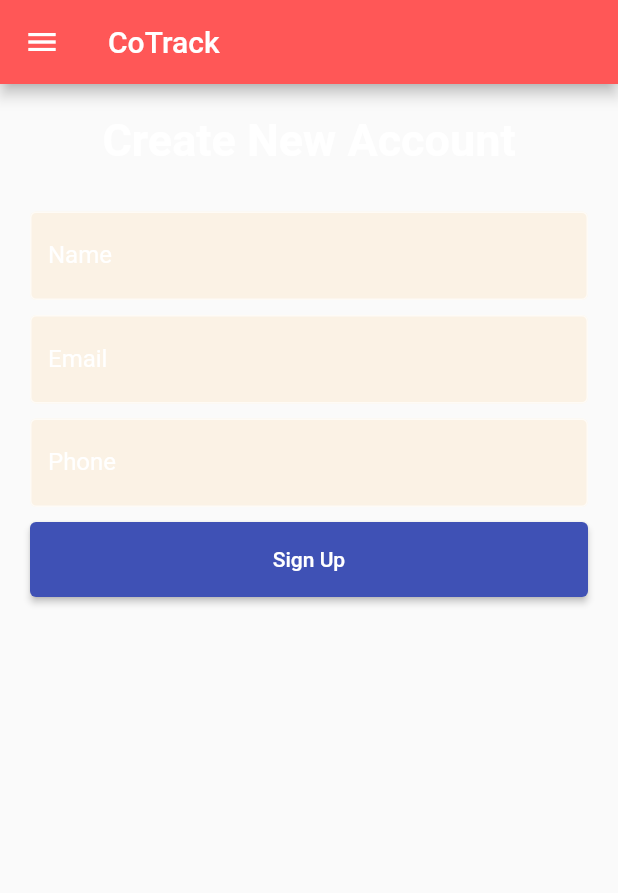
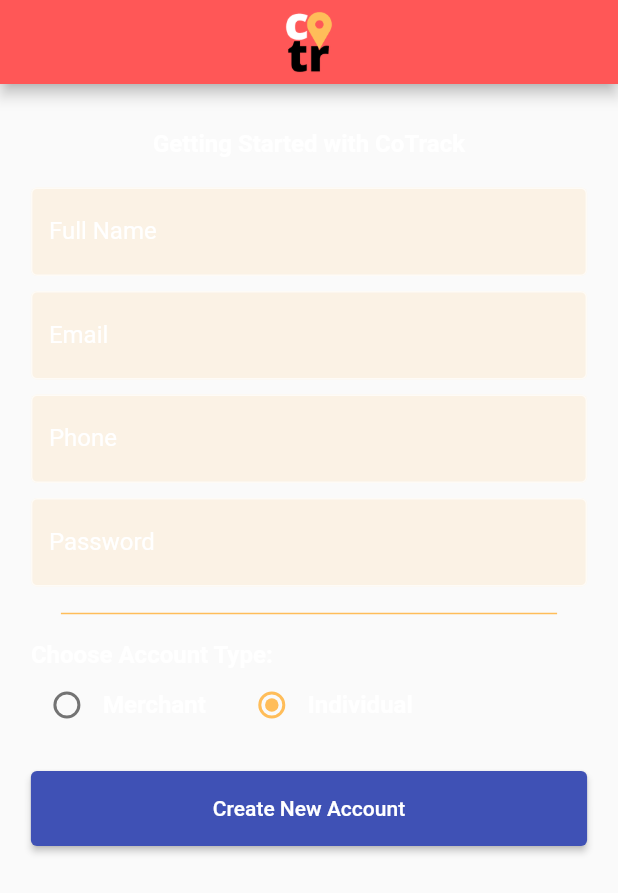
Before and after one commit to gokulraj01/cotrack_app, a Flutter app: the SignUpBody screen opened directly, on a phone screen of 412 x 824 dp. Shown: the top 893 px of the screen. Run offline on Flutter 3.47's test engine with Material 2 defaults, Android fonts, the phone set to English and light mode, and no system bars; missing offline and left inert: qr_code_scanner.

Commit message:
new signup page layout

```diff
--- a/lib/signup.dart
+++ b/lib/signup.dart
@@ -1,18 +1,39 @@
+import 'dart:developer';
+
+import 'package:cotrack_app/signup_old.dart';
 import 'package:flutter/material.dart';
 import 'package:flutter/services.dart';
+var colPrim = Color(0xffff5757);
+var colAcc = Color(0xffffbd59);
+var colHint = Color(0xaaffffff);
 
+enum AccType {merchant, individual}
 
-void main() {
-  runApp(AppMain());
+void main(){
+  runApp(SignUp());
 }
 
-class AppMain extends StatelessWidget {
-  Widget build(BuildContext context){
+class SignUp extends StatelessWidget{
+  @override
+  Widget build(BuildContext context) {
     return MaterialApp(
-      title: 'CoTrack',
+      debugShowCheckedModeBanner: false,
+      home: SignUpBody(),
       theme: ThemeData(
-        primaryColor: Colors.indigo[900]),
-      home: SignUpBody()
+        primarySwatch: Colors.indigo,
+        primaryColor: colPrim,
+        textTheme: TextTheme(bodyText2: TextStyle(fontSize: 16, fontWeight: FontWeight.bold)),
+        // accentColor: colAcc,
+        // hintColor: colHint,
+        elevatedButtonTheme: ElevatedButtonThemeData(style: ElevatedButton.styleFrom(minimumSize: Size(double.infinity,50))),
+        inputDecorationTheme: InputDecorationTheme(
+          // labelStyle: TextStyle(color: Color(0xffffffff)),
+          focusedBorder: OutlineInputBorder(borderSide: BorderSide(color: colAcc, width: 3.0),),
+          border: OutlineInputBorder(),
+          // filled: true,
+          // fillColor: Color(0x22ffbd59)
+        )
+      ),
     );
   }
 }
@@ -23,67 +44,74 @@ class SignUpBody extends StatefulWidget{
 }
 
 class SignUpBodyState extends State<SignUpBody>{
-  Widget formBuilder(){
-    return Padding(
-      child: Column(
-        children: <Widget>[
-          Align(
-            alignment: Alignment.center,
-            child: Text('Create New Account', style: TextStyle(fontSize: 30),)),
+  AccType? _type = AccType.individual;
+  @override
+  Widget build(BuildContext context) {
+    double sw = MediaQuery.of(context).size.width;
+    double sh = MediaQuery.of(context).size.height;
+    double logosize = 512;
+    if(sh*0.5 < 512){
+      logosize = sh*0.5;
+    }
+    return Scaffold(
+      // backgroundColor: Colors.redAccent,
+      appBar: AppBar(
+        title: Row(children:[
+          Image.asset('images/icon.png', width: 55)
+        ], mainAxisAlignment: MainAxisAlignment.center,)
+      ),
+      body: Center(child: Padding(padding: EdgeInsets.symmetric(horizontal: 0.05*sw),
+      child: ListView(
+        children: [
+          // Image.asset('images/logo.png', height: logosize, width: logosize),
           SizedBox(height: 30),
-          TextField(decoration: InputDecoration(border: OutlineInputBorder(), labelText: 'Name')),
+          Center(child:Text("Getting Started with CoTrack")),
+          SizedBox(height: 20),
+          TextField(
+            // style: TextStyle(color: Colors.white),
+            decoration: InputDecoration(
+            labelText: "Full Name",
+            hintText: "John Doe"
+          )),
           SizedBox(height: 10),
-          TextField(decoration: InputDecoration(border: OutlineInputBorder(), labelText: 'Email')),
+          TextField(
+            // style: TextStyle(color: Colors.white),
+            decoration: InputDecoration(
+            labelText: "Email",
+            hintText: "johndoe@example.com"
+          )),
           SizedBox(height: 10),
-          TextField(decoration: InputDecoration(border: OutlineInputBorder(), labelText: 'Phone'), keyboardType: TextInputType.number, inputFormatters: <TextInputFormatter>[FilteringTextInputFormatter.digitsOnly]),
+          TextField(
+            // style: TextStyle(color: Colors.white),
+            decoration: InputDecoration(
+            labelText: "Phone",
+            hintText: "1234567890",
+            prefix: Text("+91  ", style: TextStyle(color: Colors.black))
+          ), keyboardType: TextInputType.number, inputFormatters: <TextInputFormatter>[FilteringTextInputFormatter.digitsOnly]),
           SizedBox(height: 10),
-          ElevatedButton(
-            onPressed: (){},
-            child: Padding(padding:EdgeInsets.all(15), child: Text("Sign Up")))
-        ]),
-      padding: EdgeInsets.all(20)
+          TextField(
+            // style: TextStyle(color: Colors.white),
+            obscureText: true,
+            decoration: InputDecoration(
+              labelText: "Password",
+              hintText: "Create a strong password",
+          )),
+          SizedBox(height: 10),
+          Divider(color: colAcc, thickness: 1, endIndent: 20, indent: 20),
+          SizedBox(height: 10),
+          Text("Choose Account Type:"),
+          Row(children: [
+            Radio(value: AccType.merchant, groupValue: _type, onChanged: (AccType? val){setState(){_type=val;}}),
+            Text("Merchant"),
+            SizedBox(width: 20),
+            Radio(value: AccType.individual, groupValue: _type, onChanged: (AccType? val){setState(){_type=val;}}),
+            Text("Individual")
+          ]),
+          SizedBox(height: 20),
+          ElevatedButton(onPressed: (){}, child: Text("Create New Account")),
+        ],
+      )
+      ))
     );
   }
-
-  @override
-  Widget build(BuildContext context) {
-    return Scaffold(
-      drawer: Drawer(
-    child: ListView(
-      padding: EdgeInsets.zero,
-      children: const <Widget>[
-        DrawerHeader(
-          decoration: BoxDecoration(
-            color: Colors.red,
-          ),
-          child: Align(alignment: Alignment.centerLeft, child: Text('CoTrack',
-            style: TextStyle(
-              color: Colors.white,
-              fontWeight: FontWeight.bold,
-              fontSize: 32
-            ),
-          )
-          ),
-        ),
-        ListTile(
-          leading: Icon(Icons.question_answer),
-          title: Text('Messages'),
-        ),
-        ListTile(
-          leading: Icon(Icons.account_circle),
-          title: Text('Profile'),
-        ),
-        ListTile(
-          leading: Icon(Icons.settings),
-          title: Text('Settings'),
-        ),
-      ],
-    ),
-  ),
-        appBar: AppBar(
-          title: Align(alignment: Alignment.centerLeft, child: Text("CoTrack")),
-        ),
-        body: formBuilder(),
-      );
-  }
 }
```
Also changed, not shown: lib/signup_old.dart (added, +89 -0 lines).
